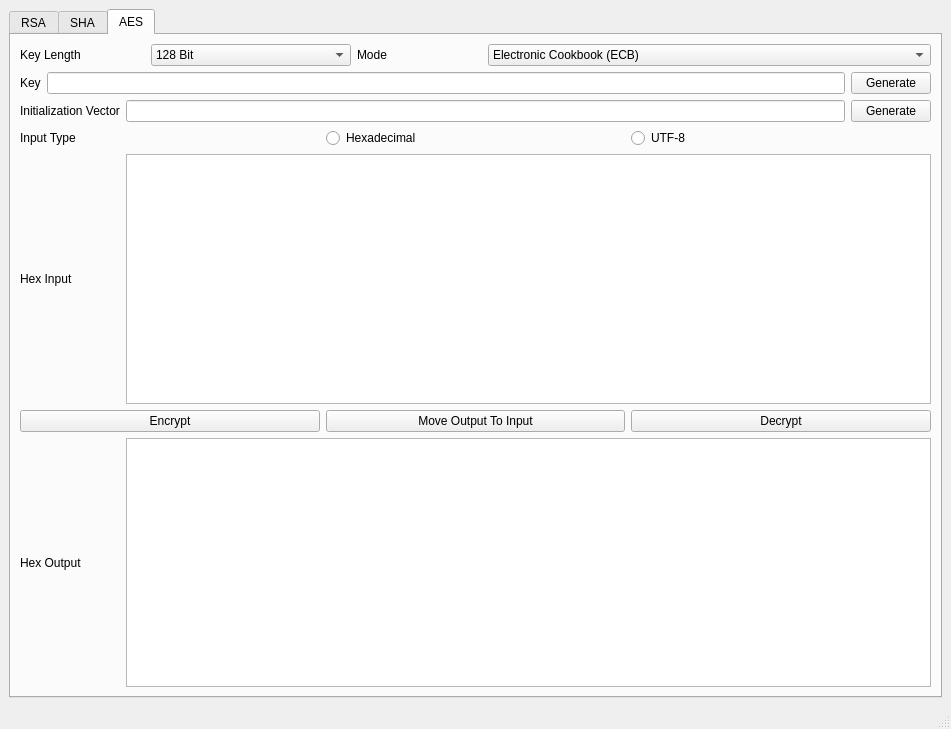
This is C++_Implementations/QT_GUI_Cryptography/resources/mainwindow.ui in jbarbourmoore/Cryptography-Exploration as Qt 5 draws it before an edit. The edited form follows.
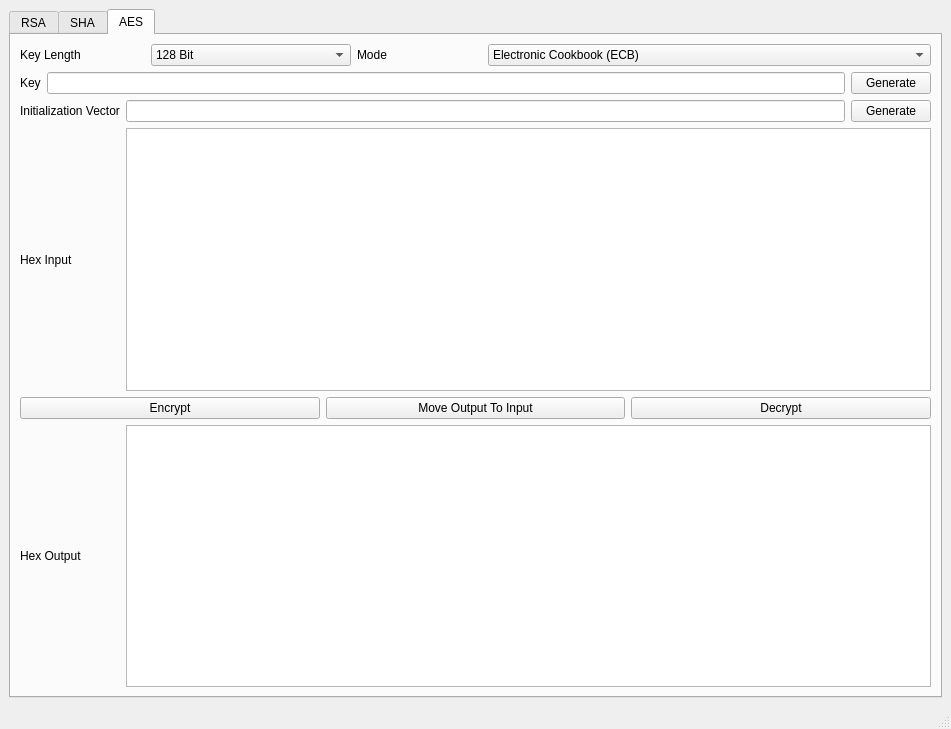
This is the edited form. The open tabs and pages were chosen to show the change.

Patch:
```diff
--- a/C++_Implementations/QT_GUI_Cryptography/resources/mainwindow.ui
+++ b/C++_Implementations/QT_GUI_Cryptography/resources/mainwindow.ui
@@ -779,37 +779,6 @@
           </item>
          </layout>
         </item>
-        <item>
-         <layout class="QHBoxLayout" name="horizontalLayout_10">
-          <item>
-           <widget class="QLabel" name="label_11">
-            <property name="text">
-             <string>Input Type</string>
-            </property>
-           </widget>
-          </item>
-          <item>
-           <widget class="QRadioButton" name="aes_hex_radio">
-            <property name="text">
-             <string>Hexadecimal</string>
-            </property>
-            <attribute name="buttonGroup">
-             <string notr="true">buttonGroup</string>
-            </attribute>
-           </widget>
-          </item>
-          <item>
-           <widget class="QRadioButton" name="aes_utf8_radio">
-            <property name="text">
-             <string>UTF-8</string>
-            </property>
-            <attribute name="buttonGroup">
-             <string notr="true">buttonGroup</string>
-            </attribute>
-           </widget>
-          </item>
-         </layout>
-        </item>
         <item>
          <layout class="QHBoxLayout" name="horizontalLayout_11">
           <item>
```
Left out of the diff: 43 changed lines with no effect on the pictures.
